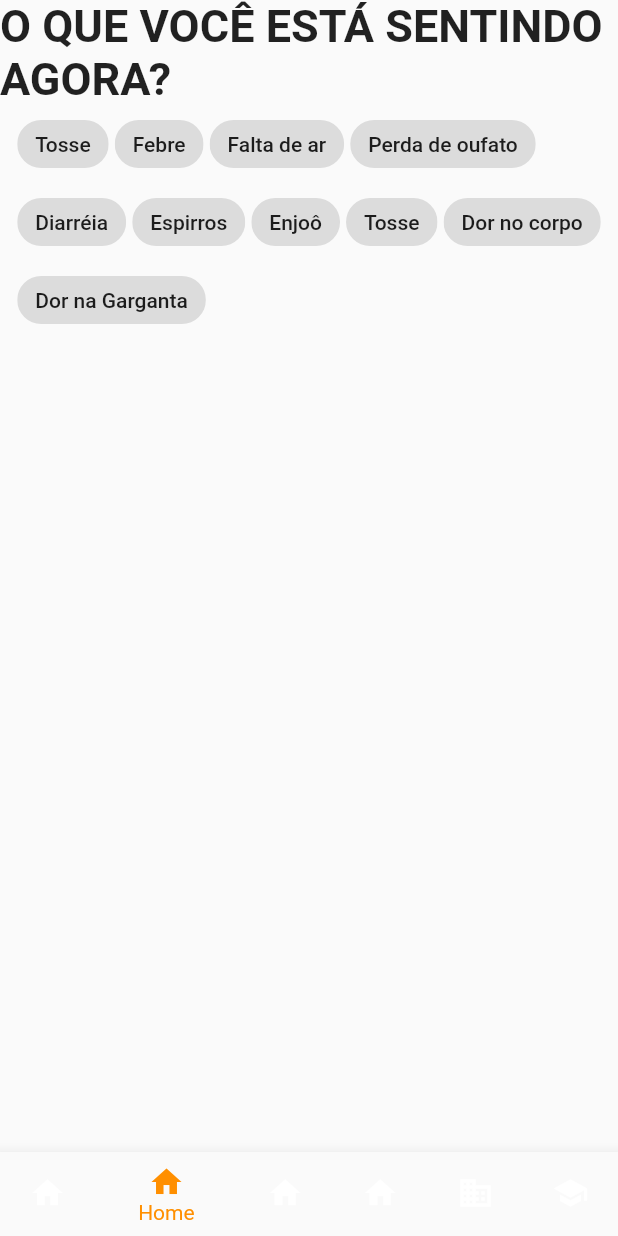
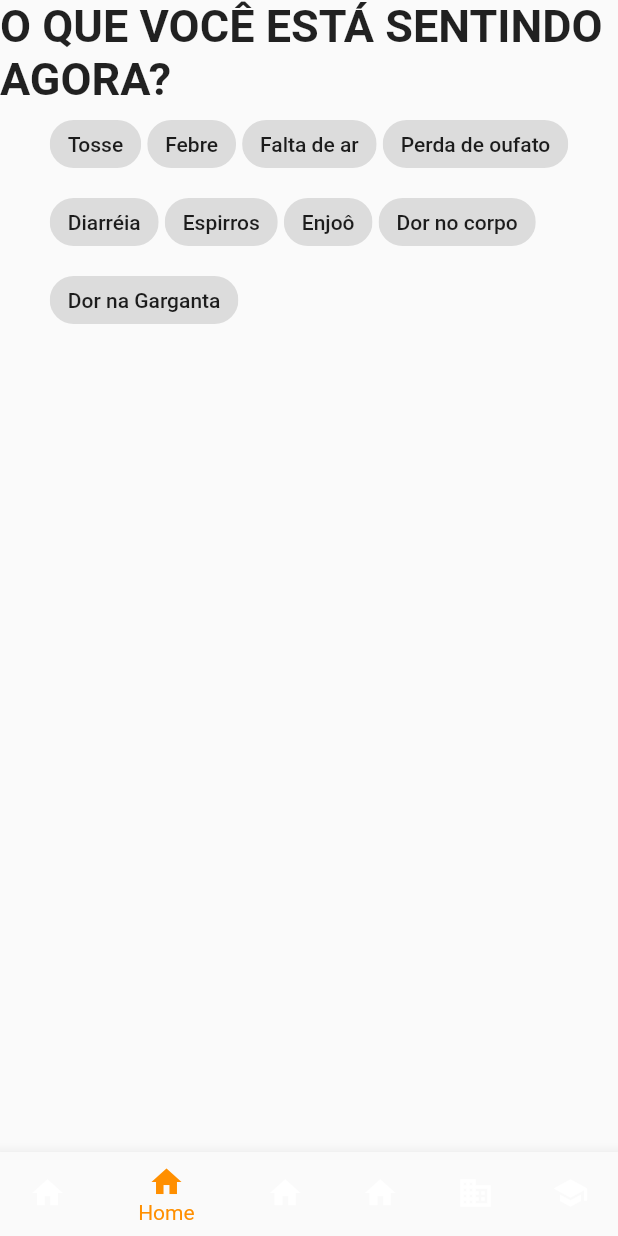
Before and after one commit to InfiniBrains/covid-app, a Flutter app: the AppBody screen opened by its route, item 2 of the bottom bar chosen, on a phone screen of 412 x 824 dp. Run offline on Flutter 3.47's test engine with Material 2 defaults, Android fonts, the phone set to English and light mode, and no system bars; missing offline and left inert: cpfcnpj; network calls fail.

```diff
--- a/lib/models/user.dart
+++ b/lib/models/user.dart
@@ -5,6 +5,18 @@ class User {
   String birth = '';
   String state = '';
   String city = '';
+  List<String> reportList = [
+    "Tosse",
+    "Febre",
+    "Falta de ar",
+    "Perda de oufato",
+    "Diarréia",
+    "Espirros",
+    "Enjoô",
+    "Dor no corpo",
+    "Dor na Garganta",
+  ];
+  List<String> symptoms =[];
 
   //  todo: Make the post function
   save() {
--- a/lib/views/appBody.dart
+++ b/lib/views/appBody.dart
@@ -1,4 +1,7 @@
+import 'dart:developer';
+
 import 'package:covidapp/controllers/routes.dart';
+import 'package:covidapp/models/user.dart';
 import 'package:flutter/material.dart';
 
 class AppBody extends StatefulWidget {
@@ -10,18 +13,7 @@ class AppBody extends StatefulWidget {
 class _AppBody extends State<AppBody> {
   bool isSelected = false;
   // List for choice chips
-  List<String> reportList = [
-    "Tosse",
-    "Febre",
-    "Falta de ar",
-    "Perda de oufato",
-    "Diarréia",
-    "Espirros",
-    "Enjoô",
-    "Tosse",
-    "Dor no corpo",
-    "Dor na Garganta",
-  ];
+
   List<String> selectedChoices = List();
 
   int _selectedIndex = 0;
@@ -92,7 +84,7 @@ class _AppBody extends State<AppBody> {
   }
   _buildChoiceList() {
     List<Widget> choices = List();
-    reportList.forEach((item) {
+    User().reportList.forEach((item) {
       choices.add(Container(
         padding: const EdgeInsets.all(2.0),
         child: ChoiceChip(
@@ -103,6 +95,7 @@ class _AppBody extends State<AppBody> {
               selectedChoices.contains(item)
                   ? selectedChoices.remove(item)
                   : selectedChoices.add(item);
+              log(item);
             });
           },
         ),
--- a/lib/views/login.dart
+++ b/lib/views/login.dart
@@ -1,6 +1,7 @@
 import 'package:covidapp/controllers/routes.dart';
 import 'package:flutter/material.dart';
 import '../models/user.dart';
+import 'package:cpfcnpj/cpfcnpj.dart';
 
 class HomeMaterial extends StatefulWidget {
   @override
@@ -31,6 +32,9 @@ class _HomeMaterialState extends State<HomeMaterial> {
                               if (value.isEmpty) {
                                 return 'Favor colocar CPF.';
                               }
+                              if (!CPF.isValid(value)) {
+                                return 'CPF inválido.';
+                              }
                             },
                             onSaved: (val) =>
                                 setState(() => _user.cpf = val),
@@ -43,6 +47,7 @@ class _HomeMaterialState extends State<HomeMaterial> {
                                   return 'Favor colocar senha.';
                                 }
                               },
+                              obscureText: true,
                               onSaved: (val) =>
                                   setState(() => _user.password = val)),
                           Container(
--- a/lib/views/register.dart
+++ b/lib/views/register.dart
@@ -1,5 +1,6 @@
 import 'package:flutter/material.dart';
 import '../models/user.dart';
+import 'package:cpfcnpj/cpfcnpj.dart';
 
 class Register extends StatefulWidget {
   @override
@@ -28,6 +29,9 @@ class _RegisterState extends State<Register> {
                             validator: (value) {
                               if (value.isEmpty) {
                                 return 'Favor colocar CPF.';
+                              }
+                              if (!CPF.isValid(value)) {
+                                return 'CPF inválido.';
                               }
                             },
                             onSaved: (val) => setState(() => _user.cpf = val),
--- a/pubspec.yaml
+++ b/pubspec.yaml
@@ -17,6 +17,7 @@ environment:
   sdk: ">=2.1.0 <3.0.0"
 
 dependencies:
+  cpfcnpj: ^1.0.3
   flutter:
     sdk: flutter
 
```
